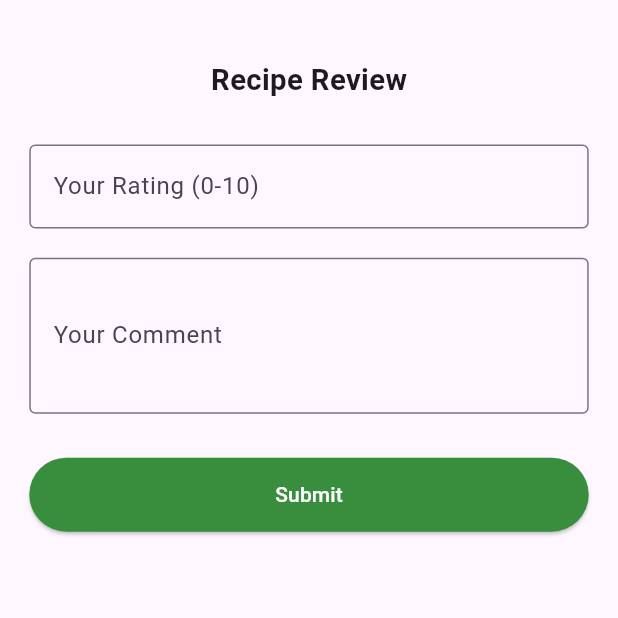
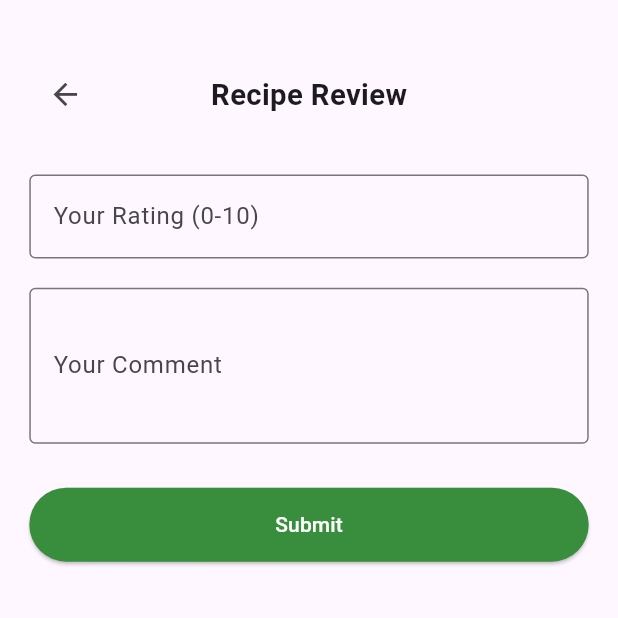
Before and after one commit to Abzoty/heal_meals_flutter, a Flutter app: the ReviewPage screen opened directly with empty values, on a phone screen of 412 x 824 dp, the top half of it. Run offline on Flutter 3.47's test engine with Material 3 defaults, Android fonts, the phone set to English and light mode, and no system bars; our stand-ins replace auto_size_text, dio, equatable, flutter_bloc, flutter_screenutil, flutter_secure_storage and 5 more; accounts and stored records are empty; generated files the repository leaves out were written again.

```diff
--- a/lib/features/home/data/models/recipe_list_model.dart
+++ b/lib/features/home/data/models/recipe_list_model.dart
@@ -4,6 +4,7 @@ part 'recipe_list_model.g.dart';
 
 @JsonSerializable()
 class RecipeListModel {
+  @JsonKey(name: 'recipe_id')
   final String recipeId;
   final String title;
   final String description;
--- a/lib/features/home/ui/pages/review_page.dart
+++ b/lib/features/home/ui/pages/review_page.dart
@@ -40,12 +40,26 @@ class ReviewPage extends StatelessWidget {
                   crossAxisAlignment: CrossAxisAlignment.center,
                   children: [
                     SizedBox(height: 20.h),
+                    Stack(
+                      alignment: Alignment.center,
+                      children: [
+                        // Back button
+                        Align(
+                          alignment: Alignment.centerLeft,
+                          child: IconButton(
+                            icon: Icon(Icons.arrow_back, size: 24.sp),
+                            onPressed: () => Navigator.pop(context),
+                          ),
+                        ),
+                        // Page title
                         Text(
                           "Recipe Review",
                           style: TextStyle(
                             fontSize: 20.sp,
                             fontWeight: FontWeight.bold,
                           ),
+                        ),
+                      ],
                     ),
                     SizedBox(height: 30.h),
 
```
Lines whose indentation alone changed are shown as unchanged.
